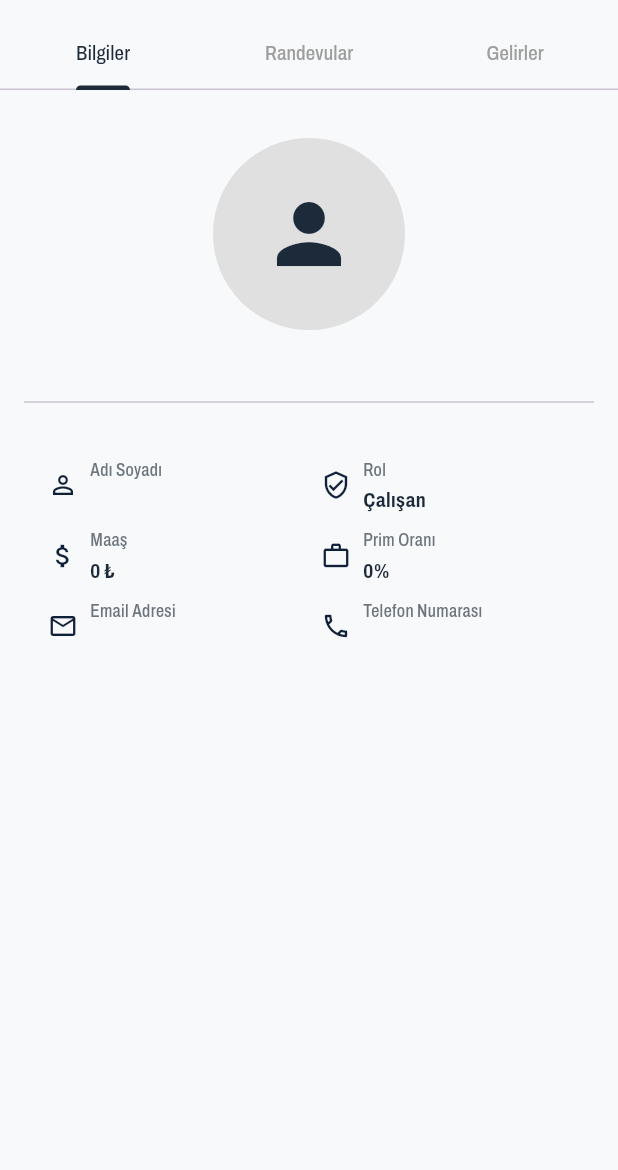
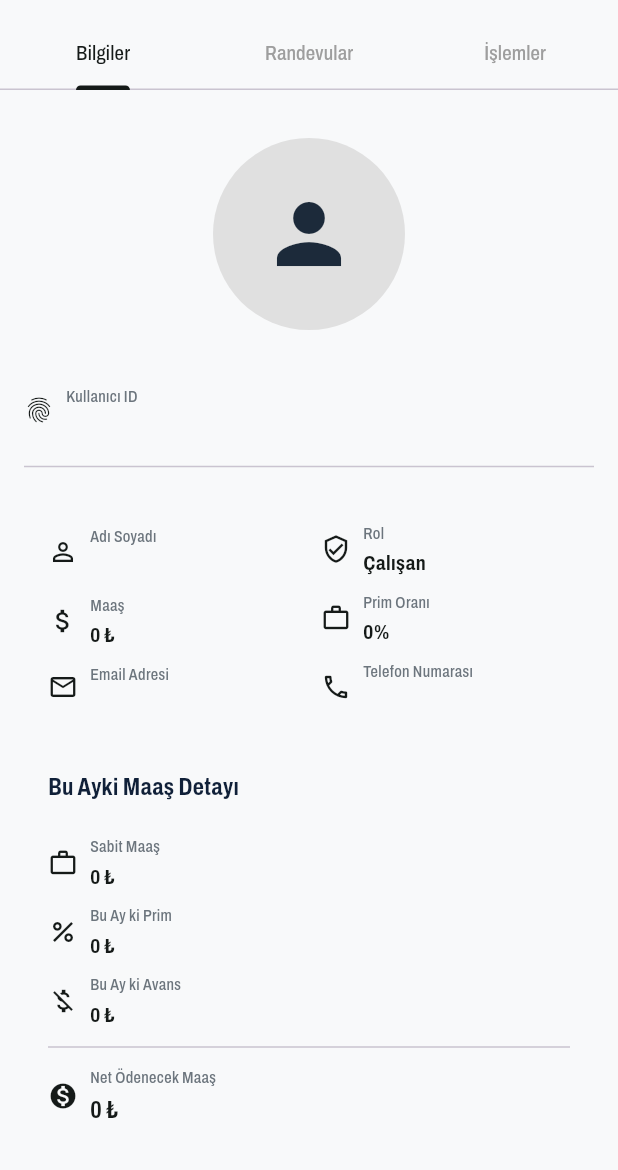
Before and after one commit to arslanberatt/salon-sac-flutter_v2, a Flutter app: the EmployeeHistoryPage screen opened by its route, on a phone screen of 412 x 824 dp, the part 66-1236 px from its top. Run offline on Flutter 3.47's test engine with Material 3 defaults, Android fonts, the light colour scheme and no system bars; our stand-ins replace animated_bottom_navigation_bar, dio, get, image_picker, lottie, shared_preferences and 2 more; accounts and stored records are empty; network calls fail; statements that could not run were skipped; project files that could hold a hidden picture were left out.

Commit message:
arslanberatt/Maaş bilgileri hesaplama ve theme'lar düzenlendi

```diff
--- a/lib/modules/appointment/controllers/appointment_controller.dart
+++ b/lib/modules/appointment/controllers/appointment_controller.dart
@@ -32,7 +32,10 @@ class AppointmentController extends BaseController {
   final filteredAppointments = <AppAppointment>[].obs;
 
   // Filters
-  final selectedDate = DateTime.now().obs;
+  final selectedDate = DateTime.now().isBefore(DateTime.now())
+      ? DateTime.now().obs
+      : DateTime.now().obs;
+
   final selectedEmployee = Rxn<AppUser>();
   final selectedServices = <AppService>[].obs;
 
--- a/lib/modules/employee_history/employee_history_controller.dart
+++ b/lib/modules/employee_history/employee_history_controller.dart
@@ -31,7 +31,8 @@ class EmployeeHistoryController extends BaseController {
         return a.employee?.id == employee.id &&
             a.startTime != null &&
             a.startTime!.year == selectedMonth.year &&
-            a.startTime!.month == selectedMonth.month;
+            a.startTime!.month == selectedMonth.month &&
+            a.isCancelled != true;
       }).toList();
     } catch (e) {
       showErrorSnackbar(message: e.toString());
@@ -53,4 +54,15 @@ class EmployeeHistoryController extends BaseController {
       showErrorSnackbar(message: 'Gelirler yüklenemedi');
     }
   }
+
+  double get totalBonus => salaryRecords
+      .where((e) => e.type == 'prim')
+      .fold(0.0, (sum, r) => sum + (r.amount ?? 0));
+
+  double get totalAdvance => salaryRecords
+      .where((e) => e.type == 'avans')
+      .fold(0.0, (sum, r) => sum + (r.amount ?? 0));
+
+  double get monthlyNetSalary =>
+      (employee.salary ?? 0) + totalBonus - totalAdvance;
 }
--- a/lib/modules/employee_history/employee_history_page.dart
+++ b/lib/modules/employee_history/employee_history_page.dart
@@ -13,42 +13,47 @@ class EmployeeHistoryPage extends GetView<EmployeeHistoryController> {
   @override
   Widget build(BuildContext context) {
     final user = controller.employee;
+    final isAdminUser = user.isAdmin == true;
 
     return DefaultTabController(
-      length: 3,
+      length: isAdminUser ? 2 : 3,
       child: Scaffold(
         appBar: AppBar(
           title: Text(
             'Salon Saç',
             style: Theme.of(context).textTheme.headlineSmall,
           ),
-          bottom: const TabBar(
-            labelColor: AppColors.primary,
+          bottom: TabBar(
+            labelColor: Theme.of(context).brightness == Brightness.dark
+                ? AppColors.lightCard
+                : AppColors.darkCard,
             unselectedLabelColor: Colors.grey,
-            indicatorColor: AppColors.primary,
+            indicatorColor: Theme.of(context).brightness == Brightness.dark
+                ? AppColors.lightCard
+                : AppColors.darkCard,
             tabs: [
-              Tab(text: 'Bilgiler'),
-              Tab(text: 'Randevular'),
-              Tab(text: 'Gelirler'),
+              const Tab(text: 'Bilgiler'),
+              const Tab(text: 'Randevular'),
+              if (!isAdminUser) const Tab(text: 'İşlemler'),
             ],
           ),
         ),
         body: TabBarView(
           children: [
-            _buildInfoTab(user),
+            _buildInfoTab(context, user),
             _buildAppointmentsTab(),
-            _buildSalaryTab(),
+            if (!isAdminUser) _buildSalaryTab(),
           ],
         ),
       ),
     );
   }
 
-  Widget _buildInfoTab(AppUser user) {
+  Widget _buildInfoTab(BuildContext context, AppUser user) {
     return ListView(
       padding: const EdgeInsets.all(AppSizes.paddingM),
       children: [
-        SizedBox(height: AppSizes.paddingM),
+        const SizedBox(height: AppSizes.paddingM),
         Center(
           child: CircleAvatar(
             radius: 64,
@@ -68,8 +73,15 @@ class EmployeeHistoryPage extends GetView<EmployeeHistoryController> {
             ),
           ),
         ),
-        SizedBox(height: AppSizes.spacingXL),
-        Divider(height: AppSizes.spacingM * 2),
+        const SizedBox(height: AppSizes.spacingXL),
+        _infoRow(
+          context,
+          Icons.fingerprint,
+          "Kullanıcı ID",
+          user.id ?? '-',
+          12,
+        ),
+        const Divider(height: AppSizes.spacingM * 2),
         Center(
           child: Padding(
             padding: const EdgeInsets.all(AppSizes.paddingM),
@@ -80,19 +92,25 @@ class EmployeeHistoryPage extends GetView<EmployeeHistoryController> {
                     crossAxisAlignment: CrossAxisAlignment.start,
                     children: [
                       _infoRow(
+                        context,
                         Icons.person_outline,
                         "Adı Soyadı",
                         '${user.name!} ${user.lastname!}',
+                        14,
                       ),
                       _infoRow(
+                        context,
                         Icons.attach_money,
                         "Maaş",
                         '${user.salary ?? 0} ₺',
+                        14,
                       ),
                       _infoRow(
+                        context,
                         Icons.email_outlined,
                         "Email Adresi",
                         user.email!,
+                        11,
                       ),
                     ],
                   ),
@@ -103,19 +121,25 @@ class EmployeeHistoryPage extends GetView<EmployeeHistoryController> {
                     crossAxisAlignment: CrossAxisAlignment.start,
                     children: [
                       _infoRow(
+                        context,
                         Icons.verified_user_outlined,
                         "Rol",
                         user.isAdmin! ? "Admin" : "Çalışan",
+                        14,
                       ),
                       _infoRow(
+                        context,
                         Icons.work_outline,
                         "Prim Oranı",
                         "${user.commissionRate}%",
+                        14,
                       ),
                       _infoRow(
+                        context,
                         Icons.phone_outlined,
                         "Telefon Numarası",
                         user.phone!,
+                        14,
                       ),
                     ],
                   ),
@@ -124,6 +148,55 @@ class EmployeeHistoryPage extends GetView<EmployeeHistoryController> {
             ),
           ),
         ),
+        if (!user.isAdmin!)
+          Obx(
+            () => Container(
+              padding: const EdgeInsets.all(AppSizes.paddingM),
+              child: Column(
+                crossAxisAlignment: CrossAxisAlignment.start,
+                children: [
+                  const Text(
+                    'Bu Ayki Maaş Detayı',
+                    style: TextStyle(
+                      fontSize: 16,
+                      fontWeight: FontWeight.bold,
+                      color: AppColors.primaryDark,
+                    ),
+                  ),
+                  const SizedBox(height: AppSizes.paddingM),
+                  _infoRow(
+                    context,
+                    Icons.work_outline,
+                    'Sabit Maaş',
+                    '${user.salary ?? 0} ₺',
+                    14,
+                  ),
+                  _infoRow(
+                    context,
+                    Icons.percent,
+                    'Bu Ay ki Prim',
+                    '${controller.totalBonus.toStringAsFixed(0)} ₺',
+                    14,
+                  ),
+                  _infoRow(
+                    context,
+                    Icons.money_off,
+                    'Bu Ay ki Avans',
+                    '${controller.totalAdvance.toStringAsFixed(0)} ₺',
+                    14,
+                  ),
+                  const Divider(),
+                  _infoRow(
+                    context,
+                    Icons.monetization_on,
+                    'Net Ödenecek Maaş',
+                    '${controller.monthlyNetSalary.toStringAsFixed(0)} ₺',
+                    16,
+                  ),
+                ],
+              ),
+            ),
+          ),
       ],
     );
   }
@@ -150,7 +223,7 @@ class EmployeeHistoryPage extends GetView<EmployeeHistoryController> {
             isThreeLine: true,
             trailing: Text(
               '${appt.price?.toStringAsFixed(0) ?? "0"} ₺',
-              style: TextStyle(fontSize: 16),
+              style: const TextStyle(fontSize: 16),
             ),
           );
         },
@@ -178,7 +251,6 @@ class EmployeeHistoryPage extends GetView<EmployeeHistoryController> {
               : r.type == 'avans'
               ? 'Avans'
               : 'Gelir';
-
           return ListTile(
             leading: Icon(
               r.type == 'prim'
@@ -195,21 +267,26 @@ class EmployeeHistoryPage extends GetView<EmployeeHistoryController> {
       );
     });
   }
-
-  String getRole(AppUser user) {
-    if (user.isAdmin == true) return 'Patron';
-    if (user.isMod == true) return 'Moderatör';
-    if (user.isActive == true) return 'Çalışan';
-    return 'Bu kullanıcının henüz bir rolü yok';
-  }
 }
 
-Widget _infoRow(IconData icon, String label, String value) {
+Widget _infoRow(
+  BuildContext context,
+  IconData icon,
+  String label,
+  String value,
+  double font,
+) {
   return Padding(
     padding: const EdgeInsets.symmetric(vertical: AppSizes.paddingXS),
     child: Row(
       children: [
-        Icon(icon, size: 20, color: AppColors.primaryDark),
+        Icon(
+          icon,
+          size: 20,
+          color: Theme.of(context).brightness == Brightness.dark
+              ? AppColors.lightCard
+              : AppColors.darkCard,
+        ),
         const SizedBox(width: AppSizes.paddingS),
         Expanded(
           child: Column(
@@ -218,17 +295,19 @@ Widget _infoRow(IconData icon, String label, String value) {
               Text(
                 label,
                 style: const TextStyle(
-                  fontSize: 12,
+                  fontSize: 11,
                   color: AppColors.textSecondary,
                 ),
               ),
               const SizedBox(height: 2),
               Text(
                 value,
-                style: const TextStyle(
-                  fontSize: 14,
+                style: TextStyle(
+                  fontSize: font,
                   fontWeight: FontWeight.w600,
-                  color: AppColors.textPrimary,
+                  color: Theme.of(context).brightness == Brightness.dark
+                      ? AppColors.lightCard
+                      : AppColors.darkCard,
                 ),
               ),
             ],
--- a/lib/utils/themes/picker_theme.dart
+++ b/lib/utils/themes/picker_theme.dart
@@ -37,7 +37,7 @@ class CustomDatePickerTheme {
       ),
     ),
     todayForegroundColor: MaterialStateProperty.all(Colors.white),
-    todayBackgroundColor: MaterialStateProperty.all(AppColors.primaryDark),
+    todayBackgroundColor: MaterialStateProperty.all(AppColors.inputBorder),
     todayBorder: BorderSide(color: AppColors.primaryDark),
     yearStyle: const TextStyle(color: AppColors.textPrimary, fontSize: 14),
     yearForegroundColor: MaterialStateProperty.all(AppColors.textPrimary),
@@ -50,7 +50,7 @@ class CustomDatePickerTheme {
         borderRadius: BorderRadius.circular(AppSizes.borderRadiusS),
       ),
     ),
-    rangePickerBackgroundColor: Colors.white,
+    rangePickerBackgroundColor: AppColors.primary,
     rangePickerElevation: 4,
     rangePickerShadowColor: Colors.black26,
     rangePickerSurfaceTintColor: Colors.white,
```
Also changed, not shown: lib/models/app_transaction.dart (+32 -10 lines), lib/modules/employe_list/employee_list_page.dart (+7 -3 lines), lib/modules/employe_list/widgets/active_employee_list.dart (+15 -6 lines), lib/modules/employe_list/widgets/passive_employee_list.dart (+15 -6 lines), lib/modules/setting/setting_page.dart (+12 -19 lines), lib/modules/transaction_dashboard/transaction_dashboard_controller.dart (+3 -4 lines).
